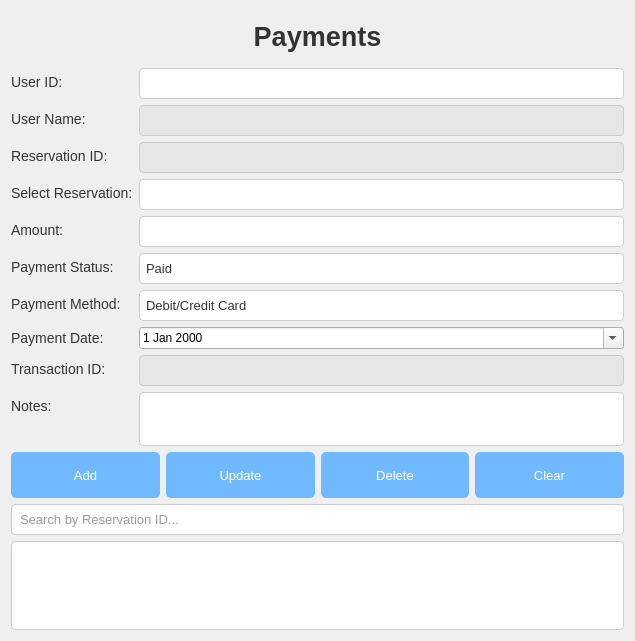
This is payments.ui in WeWeBunnyX/HotelReservationSQL_Application as Qt 5 draws it before an edit. The edited form follows.
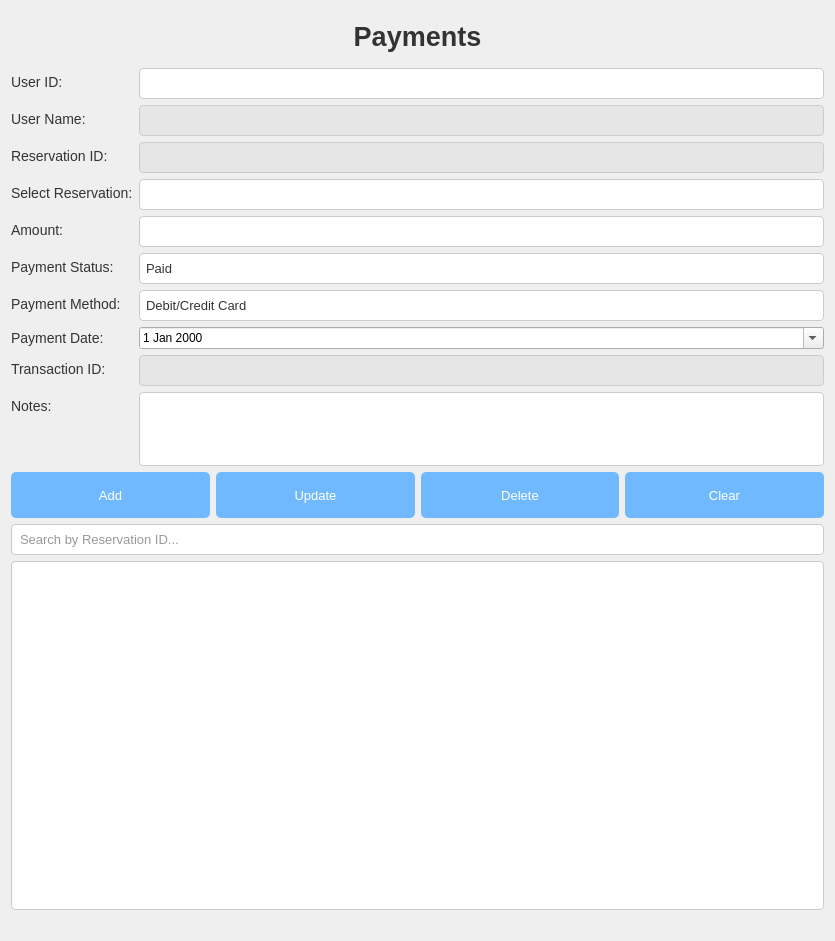
This is the edited form.

The edit to the form file:
```diff
--- a/payments.ui
+++ b/payments.ui
@@ -6,8 +6,8 @@
    <rect>
     <x>0</x>
     <y>0</y>
-    <width>635</width>
-    <height>641</height>
+    <width>835</width>
+    <height>941</height>
    </rect>
   </property>
   <property name="windowTitle">
@@ -359,6 +359,23 @@
      </attribute>
     </widget>
    </item>
+   <item>
+    <layout class="QHBoxLayout" name="horizontalLayout">
+     <item>
+      <spacer name="horizontalSpacer">
+       <property name="orientation">
+        <enum>Qt::Orientation::Horizontal</enum>
+       </property>
+       <property name="sizeHint" stdset="0">
+        <size>
+         <width>40</width>
+         <height>20</height>
+        </size>
+       </property>
+      </spacer>
+     </item>
+    </layout>
+   </item>
   </layout>
  </widget>
  <resources/>
```
Left out of the diff: 6 changed lines with no effect on the pictures.
